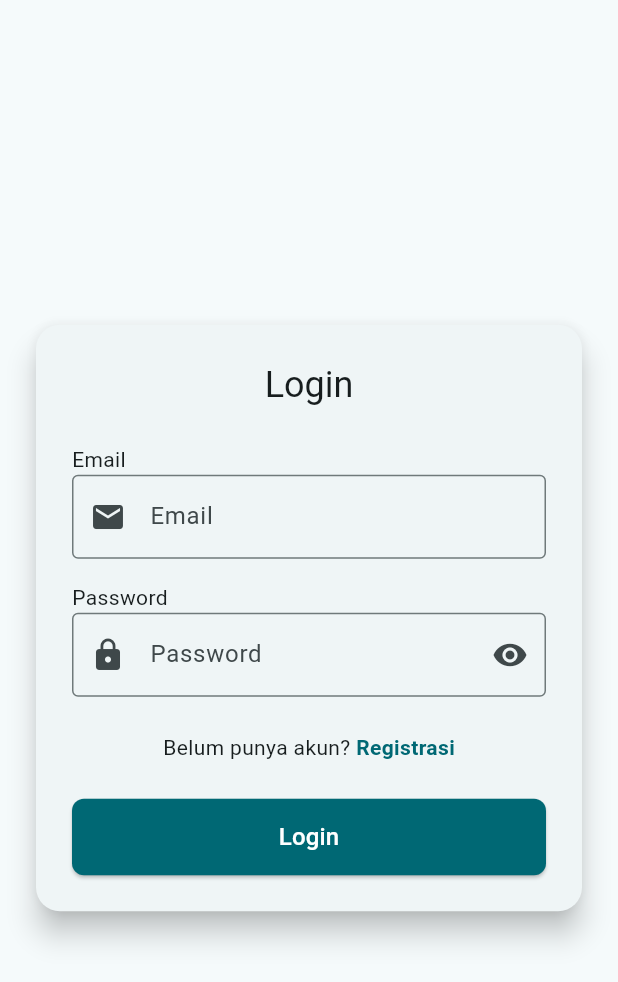
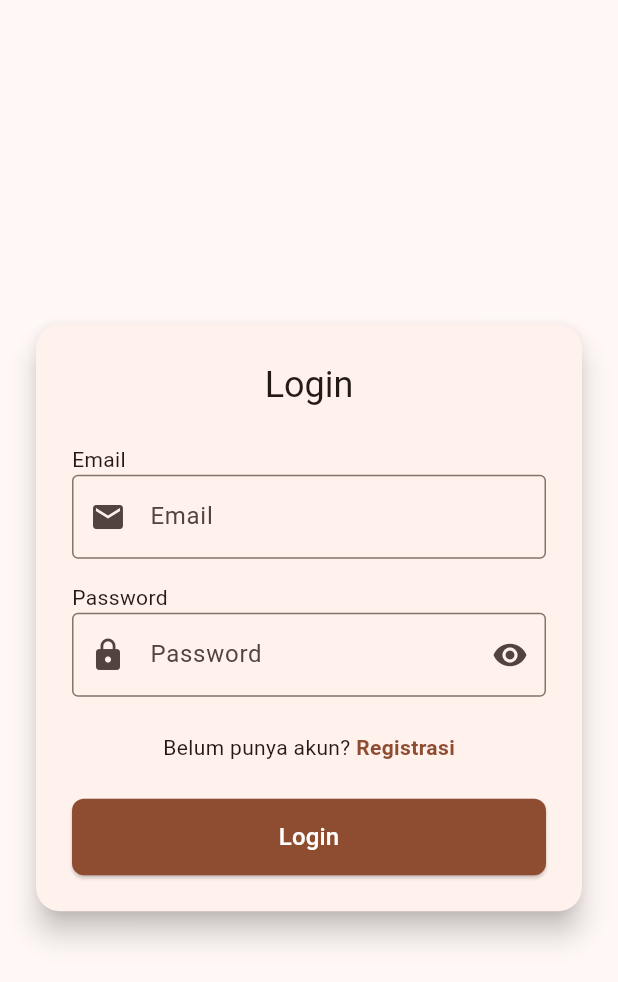
Before and after one commit to PieByter/Flutter_Project, a Flutter app: the screen it shows after launch, on a phone screen of 412 x 824 dp. Shown: the top 982 px of the screen. Run offline on Flutter 3.47's test engine with Material 3 defaults, Android fonts, the light colour scheme and no system bars; our stand-ins replace hive, hive_flutter, image_picker, shared_preferences, sqflite; accounts and stored records are empty.

Commit message:
[ADD] Change Theme

```diff
--- a/lib/_main.dart
+++ b/lib/_main.dart
@@ -19,7 +19,7 @@ class MyApp extends StatelessWidget {
     return MaterialApp(
       title: 'Flutter Apps',
       theme: ThemeData(
-        colorScheme: ColorScheme.fromSeed(seedColor: Colors.green),
+        colorScheme: ColorScheme.fromSeed(seedColor: Colors.brown),
       ),
       home: const MyHomePage(title: 'Home Page'),
     );
--- /dev/null
+++ b/lib/config/app_theme.dart
@@ -0,0 +1,20 @@
+import 'package:flutter/material.dart';
+
+ThemeData buildLightTheme() {
+  return ThemeData(
+    colorScheme: ColorScheme.fromSeed(
+      seedColor: Colors.brown[300]!,
+      brightness: Brightness.light,
+    ),
+  );
+}
+
+ThemeData buildDarkTheme() {
+  return ThemeData(
+    brightness: Brightness.dark,
+    colorScheme: ColorScheme.fromSeed(
+      seedColor: Colors.brown[700]!,
+      brightness: Brightness.dark,
+    ),
+  );
+}
--- a/lib/main.dart
+++ b/lib/main.dart
@@ -8,6 +8,7 @@ import 'screens/main/profile/profile_page.dart';
 import 'widgets/main_bottom_nav.dart';
 import 'screens/main/order/order_checkout_page.dart';
 import 'package:shared_preferences/shared_preferences.dart';
+import 'config/app_theme.dart';
 
 void main() async {
   WidgetsFlutterBinding.ensureInitialized();
@@ -57,19 +58,22 @@ class _MyAppState extends State<MyApp> {
           ? MainNavigationPage(onThemeChanged: _changeTheme)
           : const LoginPage(),
       debugShowCheckedModeBanner: false,
-      theme: ThemeData(
-        colorScheme: ColorScheme.fromSeed(
-          seedColor: Colors.white,
-          brightness: Brightness.light,
-        ),
-      ),
-      darkTheme: ThemeData(
-        brightness: Brightness.dark,
-        colorScheme: ColorScheme.fromSeed(
-          seedColor: Colors.blueAccent,
-          brightness: Brightness.dark,
-        ),
-      ),
+      // theme: ThemeData(
+      //   colorScheme: ColorScheme.fromSeed(
+      //     seedColor: Colors.brown[300]!
+      //     ,
+      //     brightness: Brightness.light,
+      //   ),
+      // ),
+      // darkTheme: ThemeData(
+      //   brightness: Brightness.dark,
+      //   colorScheme: ColorScheme.fromSeed(
+      //     seedColor: Colors.brown[700]!,
+      //     brightness: Brightness.dark,
+      //   ),
+      // ),
+      theme: buildLightTheme(),
+      darkTheme: buildDarkTheme(),
       themeMode: _themeMode,
     );
   }
--- a/lib/screens/authentication/login_page.dart
+++ b/lib/screens/authentication/login_page.dart
@@ -1,5 +1,4 @@
 import 'package:flutter/material.dart';
-import 'package:flutter/widget_previews.dart';
 import 'register_page.dart';
 import '../../main.dart';
 import '../../services/auth_service.dart';
```
Also changed, not shown: lib/config/preview_config.dart (+3 -5 lines), lib/screens/main/home_page.dart (+5 -5 lines), lib/screens/main/profile/edit_profile_page.dart (+13 -5 lines), lib/screens/main/profile/profile_page.dart (+10 -2 lines), lib/screens/splash_screen.dart (+3 -4 lines), 1 other file.
